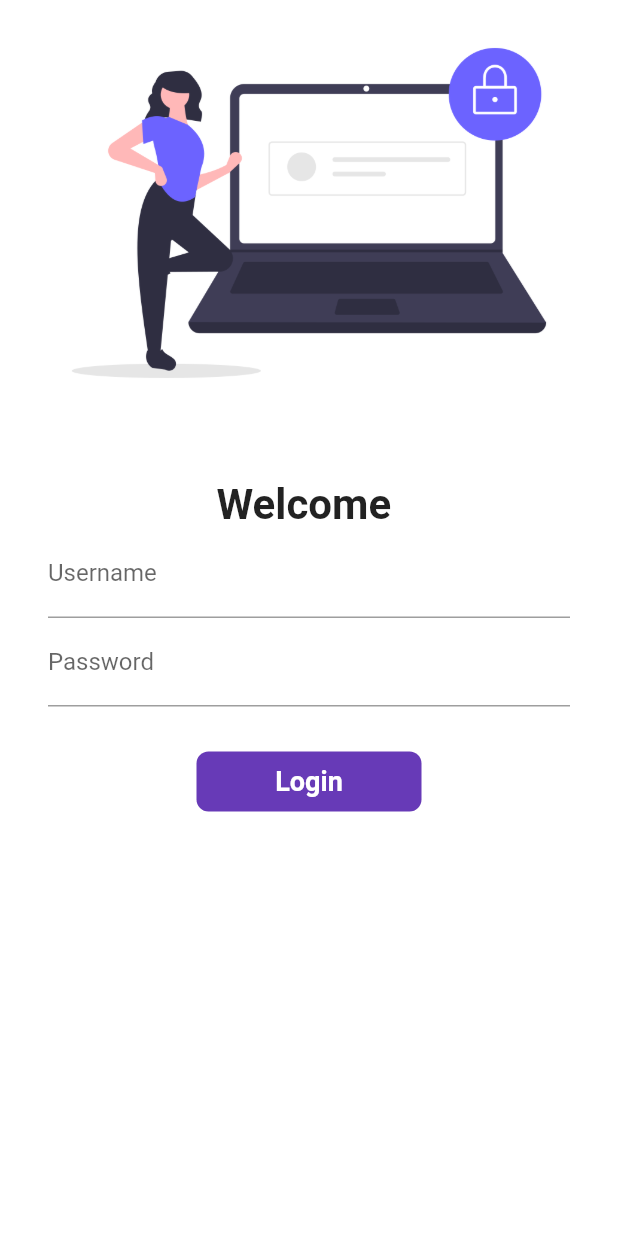
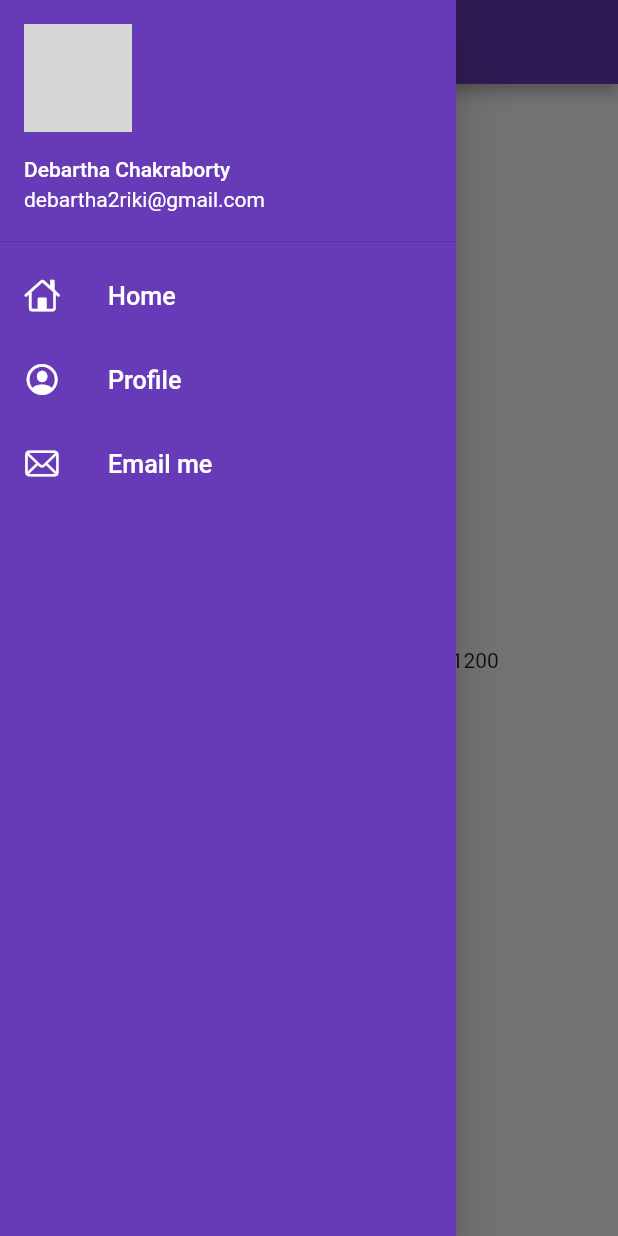
Before and after one commit to ricky2812/training-wheels, a Flutter app: the screen it shows after launch, with the side drawer open (before the commit the screen has no drawer), on a phone screen of 412 x 824 dp. Run offline on Flutter 3.47's test engine with Material 2 defaults, Android fonts, the phone set to English and light mode, and no system bars; our stand-ins replace google_fonts; network calls fail; grey boxes are pictures that could not be loaded.

Commit message:
day 9 completed

```diff
--- a/lib/main.dart
+++ b/lib/main.dart
@@ -22,9 +22,11 @@ class MyApp extends StatelessWidget {
           primaryTextTheme: GoogleFonts.latoTextTheme(),
 
       ),
+      debugShowCheckedModeBanner: false,
       darkTheme: ThemeData(
             primarySwatch: Colors.deepPurple
         ),
+      initialRoute: MyRoutes.homeRoute,
       routes: {
         "/" : (context)=> LoginPage(),
         MyRoutes.homeRoute: (context)=> HomePage(),
--- a/lib/pages/home_page.dart
+++ b/lib/pages/home_page.dart
@@ -1,4 +1,5 @@
 import 'package:flutter/material.dart';
+import 'package:flutter_application_1/widgets/drawer.dart';
 
 class HomePage extends StatelessWidget {
 
@@ -16,7 +17,7 @@ class HomePage extends StatelessWidget {
       child: Text("First android app: $days and with power $red"),
         ),
       ),
-      drawer: Drawer(),
+      drawer: MyDrawer(),
     );
   }
 }
--- /dev/null
+++ b/lib/widgets/drawer.dart
@@ -0,0 +1,77 @@
+import 'package:flutter/cupertino.dart';
+import 'package:flutter/material.dart';
+
+class MyDrawer extends StatelessWidget {
+  const MyDrawer({Key? key}) : super(key: key);
+
+  @override
+  Widget build(BuildContext context) {
+    final imageUrl ="https://static.wikia.nocookie.net/subnautica/images/6/63/Pengling.png/revision/latest?cb=20190127223654";
+
+    return Drawer(
+      child: Container(
+        color: Colors.deepPurple,
+        child: ListView(
+          padding: EdgeInsets.zero,
+          children: [
+            DrawerHeader(
+              padding: EdgeInsets.zero,
+                child: UserAccountsDrawerHeader(
+                  margin: EdgeInsets.zero,
+
+                  accountName: Text("Debartha Chakraborty"),
+                  accountEmail: Text("debartha2riki@gmail.com"),
+                  currentAccountPicture: CircleAvatar(
+                    backgroundImage: NetworkImage(imageUrl),
+                  ) ,
+                )
+            ),
+            ListTile(
+              leading: Icon(
+                CupertinoIcons.home,
+                color: Colors.white,
+              ),
+              title: Text(
+                  "Home",
+                textScaleFactor: 1.2,
+                style: TextStyle(
+                  color: Colors.white
+                ),
+              ),
+
+            ),
+            ListTile(
+              leading: Icon(
+                CupertinoIcons.profile_circled,
+                color: Colors.white,
+              ),
+              title: Text(
+                "Profile",
+                textScaleFactor: 1.2,
+                style: TextStyle(
+                    color: Colors.white
+                ),
+              ),
+
+            ),
+            ListTile(
+              leading: Icon(
+                CupertinoIcons.mail,
+                color: Colors.white,
+              ),
+              title: Text(
+                "Email me",
+                textScaleFactor: 1.2,
+                style: TextStyle(
+                    color: Colors.white
+                ),
+              ),
+
+            )
+
+          ],
+        ),
+      ),
+    );
+  }
+}
```
